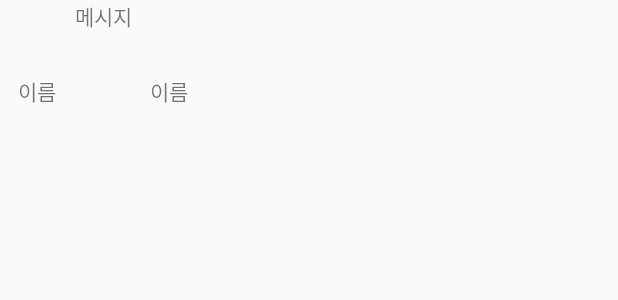
After one commit to Algamja/TT, an Android app: the layout message_item_row.xml on its own in the app's theme, with its tools: preview values and no code run, on a phone screen of 412 x 824 dp. The commit adds this screen. Shown: the top 300 px of the screen. Run offline under Robolectric (Android 15) with nearby library versions, the phone set to English and light mode, and no system bars.

Commit message:
채팅 우선 구현, 키보드 올라왔을 때 edittext보이지 않는 문제

```diff
--- a/app/src/main/AndroidManifest.xml
+++ b/app/src/main/AndroidManifest.xml
@@ -35,8 +35,9 @@
         <activity android:name=".SearchActivity" />
         <activity android:name=".WritePlanActivity" />
         <activity android:name=".WriteReviewActivity" />
-        <activity android:name=".ReviewAdapter" />
         <activity android:name=".ChatActivity" />
+        <activity android:name=".MessageActivity"
+            android:windowSoftInputMode="adjustResize"></activity>
     </application>
 
 </manifest>
--- /dev/null
+++ b/app/src/main/res/layout/message_item_row.xml
@@ -0,0 +1,61 @@
+<?xml version="1.0" encoding="utf-8"?>
+<LinearLayout
+    android:id="@+id/message_item_ll_main"
+    xmlns:android="http://schemas.android.com/apk/res/android"
+    android:orientation="horizontal"
+    android:layout_width="match_parent"
+    android:layout_height="wrap_content">
+
+    <LinearLayout
+        android:id="@+id/message_item_ll_dest"
+        android:layout_width="wrap_content"
+        android:layout_height="wrap_content"
+        android:orientation="vertical"
+        android:gravity="center">
+
+        <ImageView
+            android:id="@+id/message_item_iv_profile"
+            android:layout_width="50dp"
+            android:layout_height="50dp"/>
+
+        <TextView
+            android:id="@+id/message_item_tv_name"
+            android:layout_width="wrap_content"
+            android:layout_height="wrap_content"
+            android:fontFamily="@font/custom_font"
+            android:text="이름"/>
+    </LinearLayout>
+
+    <LinearLayout
+        android:layout_width="wrap_content"
+        android:layout_height="wrap_content"
+        android:orientation="vertical">
+
+        <TextView
+            android:id="@+id/message_item_tv_message"
+            android:layout_width="wrap_content"
+            android:layout_height="wrap_content"
+            android:fontFamily="@font/custom_font"
+            android:text="메시지"/>
+    </LinearLayout>
+
+    <LinearLayout
+        android:id="@+id/message_item_ll_user"
+        android:layout_width="wrap_content"
+        android:layout_height="wrap_content"
+        android:orientation="vertical"
+        android:gravity="center">
+
+        <ImageView
+            android:id="@+id/message_item_iv_user_profile"
+            android:layout_width="50dp"
+            android:layout_height="50dp"/>
+
+        <TextView
+            android:id="@+id/message_item_tv_user_name"
+            android:layout_width="wrap_content"
+            android:layout_height="wrap_content"
+            android:fontFamily="@font/custom_font"
+            android:text="이름"/>
+    </LinearLayout>
+</LinearLayout>
```
Also changed, not shown: app/src/main/java/com/example/jmkim/nomad/MessageActivity.java (added, +440 -0 lines), app/src/main/java/com/example/jmkim/nomad/WriterActivity.java (+16 -1 lines), app/src/main/res/layout/activity_message.xml (added, +39 -0 lines), app/src/main/res/drawable/leftbubble.9.png (added), app/src/main/res/drawable/rightbubble.9.png (added).
